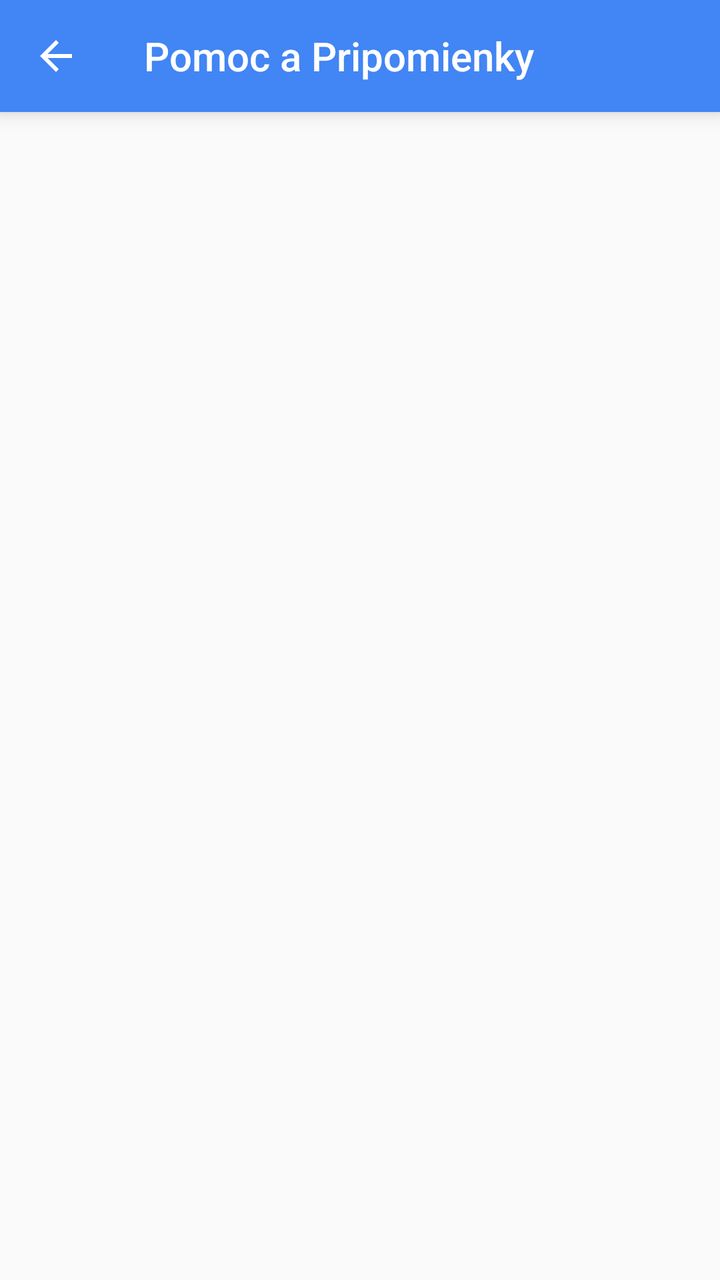
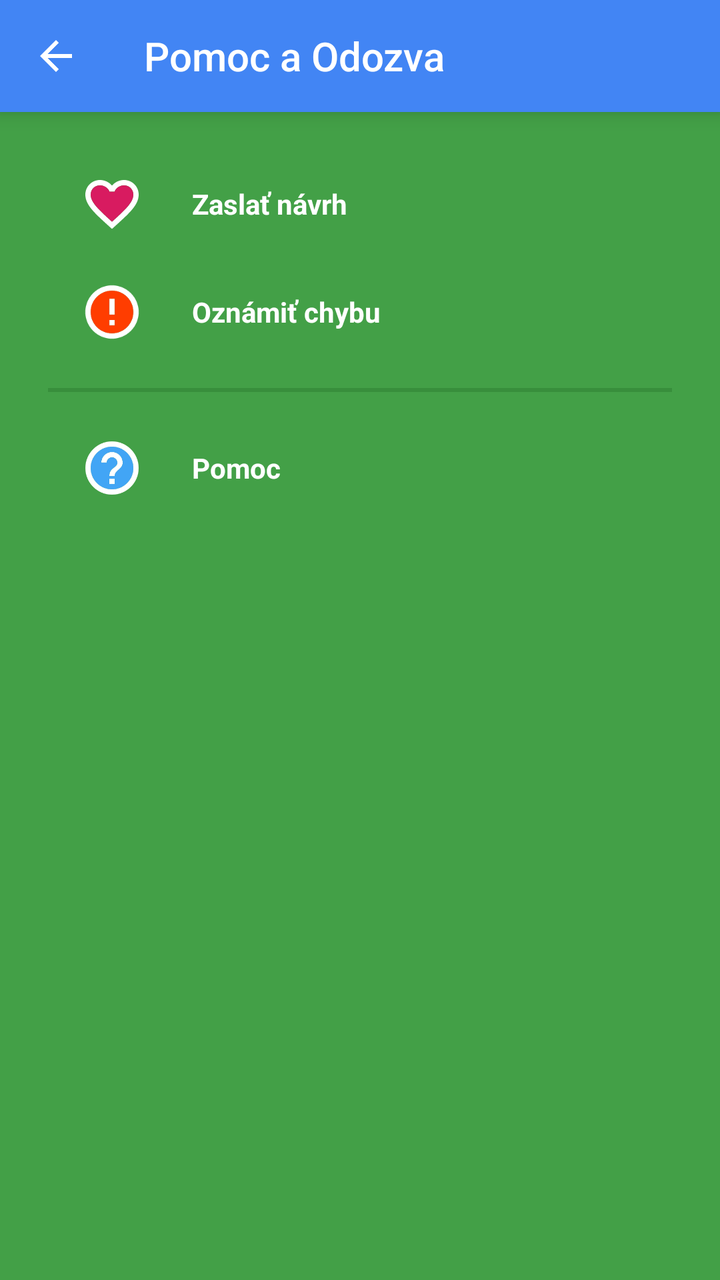

Screens rendered from an Android XML layout before and after an edit, with the pre-edit source and the edit as a unified diff.
<!-- AndroidManifest.xml: application theme MyTheme.Light -->
<!-- res/layout/activity_feedback.xml -->
<?xml version="1.0" encoding="utf-8"?>
<LinearLayout
    xmlns:android="http://schemas.android.com/apk/res/android"
    xmlns:app="http://schemas.android.com/apk/res-auto"
    xmlns:tools="http://schemas.android.com/tools"
    android:layout_width="match_parent"
    android:layout_height="match_parent"
    android:fitsSystemWindows="true"
    android:orientation="vertical"
    tools:context=".Activities.FeedbackActivity">

    <android.support.design.widget.AppBarLayout
        android:layout_width="match_parent"
        android:layout_height="wrap_content"
        android:elevation="6dp"
        android:theme="@style/MyTheme.AppBarOverlay">

        <android.support.v7.widget.Toolbar
            android:id="@+id/toolbar"
            android:layout_width="match_parent"
            android:layout_height="?attr/actionBarSize"
            android:background="?attr/colorPrimary"
            app:navigationContentDescription="@string/abc_action_bar_up_description"
            app:navigationIcon="?attr/homeAsUpIndicator"
            app:popupTheme="@style/MyTheme.PopupOverlay"
            app:title="@string/title_pomoc_a_pripomienky">

        </android.support.v7.widget.Toolbar>

    </android.support.design.widget.AppBarLayout>

    <FrameLayout
        android:id="@+id/fragment_container"
        android:layout_width="match_parent"
        android:layout_height="match_parent"/>

</LinearLayout>
<!-- resources referenced by this layout -->
<resources>
  <string name="title_pomoc_a_pripomienky">Pomoc a Pripomienky</string>
  <color name="colorPrimary" type="color">#4285F4</color>
  <color name="colorPrimaryDark" type="color">#3367D6</color>
  <color name="colorSecondary" type="color">@color/deep_teal_300</color>
  <color name="colorSecondaryDark" type="color">@color/deep_teal_500</color>
  <color name="colorTextTitle" type="color">#FFEE58</color>
  <color name="colorFlatButtons" type="color">@color/pink_A200</color>
  <color name="colorTabIndicator" type="color">@color/amber_A700</color>
  <color name="colorCardBackground" type="color">#FFF</color>
  <color name="colorNavigationDrawerBackground" type="color">#FAFAFA</color>
  <color name="deep_teal_300" type="color">#4DB6AC</color>
  <color name="deep_teal_500" type="color">#009688</color>
  <color name="pink_A200" type="color">#FF4081</color>
  <color name="amber_A700" type="color">#FFAB00</color>
  <!-- unchanged entries left out for length: 4 -->
</resources>

<!-- the commit's change to res/layout/activity_feedback.xml (unified diff, before → after) -->
@@ -5,6 +5,7 @@
     xmlns:tools="http://schemas.android.com/tools"
     android:layout_width="match_parent"
     android:layout_height="match_parent"
+    android:background="#43A047"
     android:fitsSystemWindows="true"
     android:orientation="vertical"
     tools:context=".Activities.FeedbackActivity">
@@ -23,15 +24,118 @@
             app:navigationContentDescription="@string/abc_action_bar_up_description"
             app:navigationIcon="?attr/homeAsUpIndicator"
             app:popupTheme="@style/MyTheme.PopupOverlay"
-            app:title="@string/title_pomoc_a_pripomienky">
+            app:title="@string/title_pomoc_a_odozva">
 
         </android.support.v7.widget.Toolbar>
 
     </android.support.design.widget.AppBarLayout>
 
-    <FrameLayout
-        android:id="@+id/fragment_container"
+    
+    <LinearLayout
         android:layout_width="match_parent"
-        android:layout_height="match_parent"/>
+        android:layout_height="match_parent"
+        android:orientation="vertical"
+        android:paddingBottom="24dp"
+        android:paddingLeft="24dp"
+        android:paddingRight="24dp"
+        android:paddingTop="24dp">
+
+        <LinearLayout
+            android:id="@+id/send_a_suggestion"
+            android:layout_width="match_parent"
+            android:layout_height="wrap_content"
+            android:layout_marginBottom="10dp"
+            android:layout_marginLeft="10dp"
+            android:layout_marginStart="10dp"
+            android:background="?attr/selectableItemBackground"
+            android:padding="6dp">
+
+            <ImageView
+                android:layout_width="32dp"
+                android:layout_height="32dp"
+                android:contentDescription="@null"
+                android:src="@drawable/ic_favorite_border_white_color_24px"/>
+
+            <TextView
+                android:layout_width="wrap_content"
+                android:layout_height="match_parent"
+                android:layout_gravity="center_horizontal"
+                android:layout_marginLeft="24dp"
+                android:layout_marginStart="24dp"
+                android:gravity="center_vertical"
+                android:text="@string/send_a_suggestion"
+                android:textColor="@android:color/white"
+                android:textStyle="bold"/>
+
+        </LinearLayout>
+
+
+        <LinearLayout
+            android:id="@+id/report_a_bug"
+            android:layout_width="match_parent"
+            android:layout_height="wrap_content"
+            android:layout_marginLeft="10dp"
+            android:layout_marginStart="10dp"
+            android:background="?attr/selectableItemBackground"
+            android:padding="6dp">
+
+            <ImageView
+                android:layout_width="32dp"
+                android:layout_height="32dp"
+                android:contentDescription="@null"
+                android:src="@drawable/ic_error_outline_white_color_24px"/>
+
+            <TextView
+                android:layout_width="wrap_content"
+                android:layout_height="match_parent"
+                android:layout_gravity="center_horizontal"
+                android:layout_marginLeft="24dp"
+                android:layout_marginStart="24dp"
+                android:gravity="center_vertical"
+                android:text="@string/report_a_bug"
+                android:textColor="@android:color/white"
+                android:textStyle="bold"/>
+
+        </LinearLayout>
+
+
+        
+        <View
+            android:layout_width="match_parent"
+            android:layout_height="2dp"
+            android:layout_marginBottom="16dp"
+            android:layout_marginTop="16dp"
+            android:background="#388E3C"/>
+
+
+        <LinearLayout
+            android:id="@+id/ask_for_help"
+            android:layout_width="match_parent"
+            android:layout_height="wrap_content"
+            android:layout_marginLeft="10dp"
+            android:layout_marginStart="10dp"
+            android:background="?attr/selectableItemBackground"
+            android:padding="6dp">
+
+            <ImageView
+                android:layout_width="32dp"
+                android:layout_height="32dp"
+                android:contentDescription="@null"
+                android:src="@drawable/ic_help_outline_white_color_24px"/>
+
+            <TextView
+                android:layout_width="wrap_content"
+                android:layout_height="match_parent"
+                android:layout_gravity="center_horizontal"
+                android:layout_marginLeft="24dp"
+                android:layout_marginStart="24dp"
+                android:gravity="center_vertical"
+                android:text="@string/help"
+                android:textColor="@android:color/white"
+                android:textStyle="bold"/>
+
+        </LinearLayout>
+
+    </LinearLayout>
 
 </LinearLayout>
<!-- resource entries referenced after the edit -->
@@ -1,6 +1,48 @@
 <!-- resources referenced by this layout -->
 <resources>
-  <string name="title_pomoc_a_pripomienky">Pomoc a Pripomienky</string>
+  <!-- drawable ic_error_outline_white_color_24px (drawable) -->
+  <vector xmlns:android="http://schemas.android.com/apk/res/android"
+          android:width="24dp"
+          android:height="24dp"
+          android:viewportWidth="24.0"
+          android:viewportHeight="24.0">
+      <path
+          android:pathData="M11,17h2v-2h-2V17zM11,7v6h2V7H11zM11.99,2C6.47,2 2,6.48 2,12s4.47,10 9.99,10C17.52,22 22,17.52 22,12S17.52,2 11.99,2zM12,20c-4.42,0 -8,-3.58 -8,-8s3.58,-8 8,-8s8,3.58 8,8S16.42,20 12,20zM11,17h2v-2h-2V17zM11,13h2V7h-2V13zM11,7v6h2V7H11zM11,15v2h2v-2H11z"
+          android:fillColor="#FFFFFF"/>
+      <path
+          android:pathData="M12,4c-4.42,0 -8,3.58 -8,8s3.58,8 8,8s8,-3.58 8,-8S16.42,4 12,4zM13,17h-2v-2h2V17zM13,13h-2V7h2V13z"
+          android:fillColor="#FF3D00"/>
+  </vector>
+  <!-- drawable ic_favorite_border_white_color_24px (drawable) -->
+  <vector xmlns:android="http://schemas.android.com/apk/res/android"
+          android:width="24dp"
+          android:height="24dp"
+          android:viewportWidth="24.0"
+          android:viewportHeight="24.0">
+      <path
+          android:pathData="M16.5,3c-1.74,0 -3.41,0.81 -4.5,2.09C10.91,3.81 9.24,3 7.5,3C4.42,3 2,5.42 2,8.5c0,3.78 3.4,6.86 8.55,11.54L12,21.35l1.45,-1.32C18.6,15.36 22,12.28 22,8.5C22,5.42 19.58,3 16.5,3zM12.1,18.55l-0.1,0.1l-0.1,-0.1C7.14,14.24 4,11.39 4,8.5C4,6.5 5.5,5 7.5,5c1.54,0 3.04,0.99 3.57,2.36h1.87C13.46,5.99 14.96,5 16.5,5c2,0 3.5,1.5 3.5,3.5C20,11.39 16.86,14.24 12.1,18.55z"
+          android:fillColor="#FFFFFF"/>
+      <path
+          android:pathData="M20,8.5c0,2.89 -3.14,5.74 -7.9,10.05l-0.1,0.1l-0.1,-0.1C7.14,14.24 4,11.39 4,8.5C4,6.5 5.5,5 7.5,5c1.54,0 3.04,0.99 3.57,2.36h1.87C13.46,5.99 14.96,5 16.5,5C18.5,5 20,6.5 20,8.5z"
+          android:fillColor="#D81B60"/>
+  </vector>
+  <!-- drawable ic_help_outline_white_color_24px (drawable) -->
+  <vector xmlns:android="http://schemas.android.com/apk/res/android"
+          android:width="24dp"
+          android:height="24dp"
+          android:viewportWidth="24.0"
+          android:viewportHeight="24.0">
+      <path
+          android:pathData="M12,6c-2.21,0 -4,1.79 -4,4h2c0,-1.1 0.9,-2 2,-2s2,0.9 2,2c0,2 -3,1.75 -3,5h2c0,-2.25 3,-2.5 3,-5C16,7.79 14.21,6 12,6zM12,6c-2.21,0 -4,1.79 -4,4h2c0,-1.1 0.9,-2 2,-2s2,0.9 2,2c0,2 -3,1.75 -3,5h2c0,-2.25 3,-2.5 3,-5C16,7.79 14.21,6 12,6zM11,18h2v-2h-2V18zM12,2C6.48,2 2,6.48 2,12s4.48,10 10,10s10,-4.48 10,-10S17.52,2 12,2zM12,20c-4.41,0 -8,-3.59 -8,-8s3.59,-8 8,-8s8,3.59 8,8S16.41,20 12,20zM12,6c-2.21,0 -4,1.79 -4,4h2c0,-1.1 0.9,-2 2,-2s2,0.9 2,2c0,2 -3,1.75 -3,5h2c0,-2.25 3,-2.5 3,-5C16,7.79 14.21,6 12,6zM11,18h2v-2h-2V18zM11,16v2h2v-2H11z"
+          android:fillColor="#FFFFFF"/>
+      <path
+          android:pathData="M12,4c-4.41,0 -8,3.59 -8,8s3.59,8 8,8s8,-3.59 8,-8S16.41,4 12,4zM13,18h-2v-2h2V18zM13,15h-2c0,-3.25 3,-3 3,-5c0,-1.1 -0.9,-2 -2,-2s-2,0.9 -2,2H8c0,-2.21 1.79,-4 4,-4s4,1.79 4,4C16,12.5 13,12.75 13,15z"
+          android:fillColor="#42A5F5"/>
+  </vector>
+  <string name="help">Pomoc</string>
+  <string name="report_a_bug">Oznámiť chybu</string>
+  <string name="send_a_suggestion">Zaslať návrh</string>
+  <string name="title_pomoc_a_odozva">Pomoc a Odozva</string>
   <color name="colorPrimary" type="color">#4285F4</color>
   <color name="colorPrimaryDark" type="color">#3367D6</color>
   <color name="colorSecondary" type="color">@color/deep_teal_300</color>
